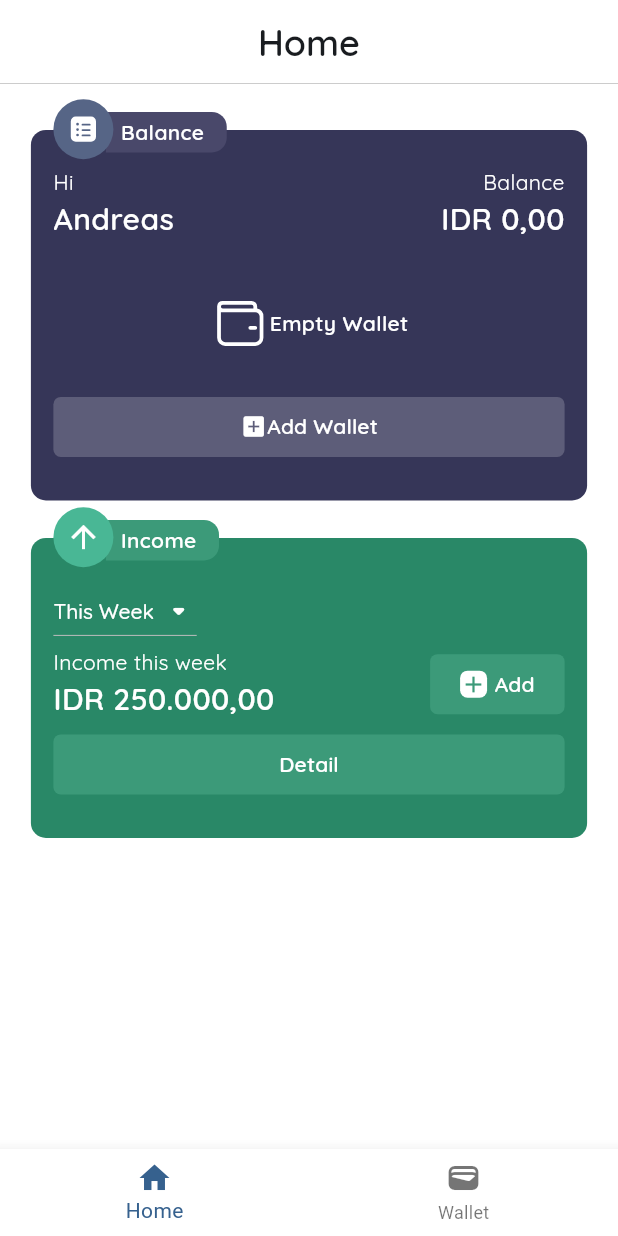
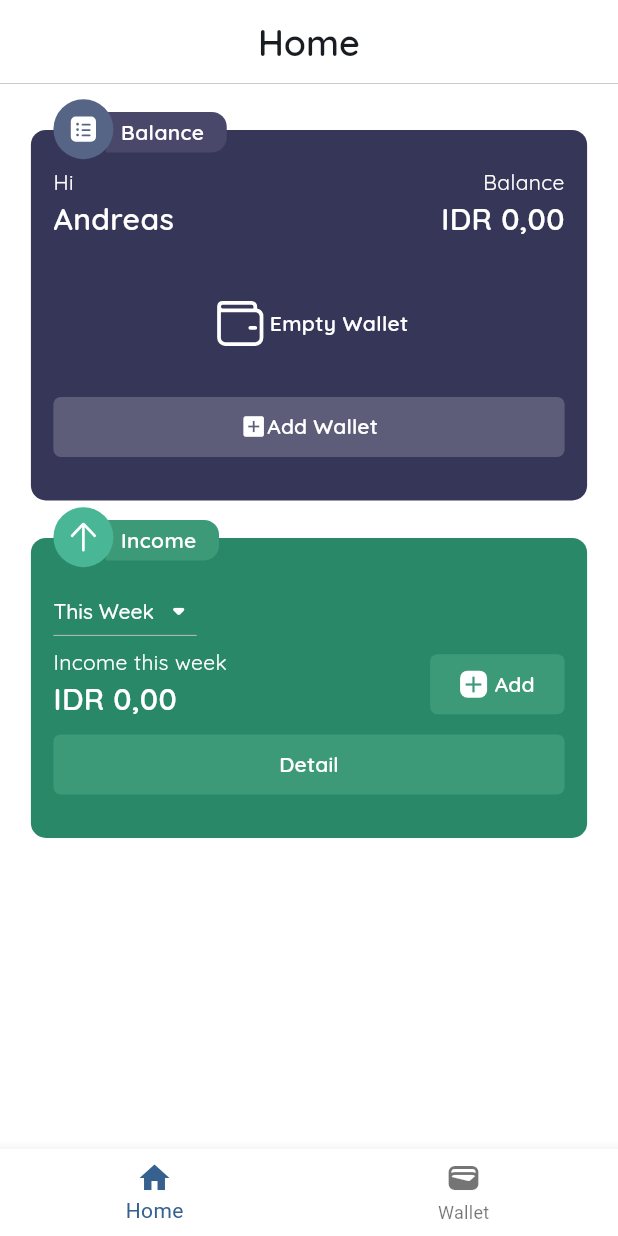
Before and after one commit to andrr64/KeuanganKu-Pro, a Flutter app: the screen it shows after launch, on a phone screen of 412 x 824 dp. Run offline on Flutter 3.47's test engine with Material 3 defaults, Android fonts, the phone set to English and light mode, and no system bars; our stand-ins replace fluentui_system_icons, flutter_riverpod, hooks_riverpod, quickalert, sqflite; accounts and stored records are empty.

Commit message:
implement home_provider.dart

```diff
--- a/lib/frontend/app/home/home.dart
+++ b/lib/frontend/app/home/home.dart
@@ -1,18 +1,21 @@
 import 'package:flutter/material.dart';
 import 'package:hooks_riverpod/hooks_riverpod.dart';
+import 'package:keuanganku/frontend/app/home/home_provider.dart';
 import 'package:keuanganku/frontend/components/cards/balance_card.dart';
 import 'package:keuanganku/frontend/components/cards/income_card.dart';
 import 'package:keuanganku/frontend/components/enum/date_range.dart';
 import 'package:keuanganku/frontend/components/utility/space_x.dart';
 import 'package:keuanganku/frontend/components/utility/space_y.dart';
 
-final _incomeCardDateRange = StateProvider<DateRange>((_) => DateRange.week);
-
 class Homepage extends HookConsumerWidget {
   const Homepage({super.key});
 
   @override
   Widget build(BuildContext context, WidgetRef ref) {
+    void callbackWhenIncomeCardDateChange(DateRange val) {
+      ref.read(homepageProvider.notifier).setIncomeCardDateRange(val);
+    }
+
     return SingleChildScrollView(
       child: Padding(
         padding: EdgeInsets.symmetric(
@@ -27,7 +30,9 @@ class Homepage extends HookConsumerWidget {
             const BalanceCard(),
             dummyHeight(25),
             IncomeCard(
-              dateRangeProvider: _incomeCardDateRange,
+              dateRange: ref.watch(homepageProvider).incomesDateRange,
+              incomesAmount: ref.watch(homepageProvider).incomesAmount,
+              callbackWhenDateChange: callbackWhenIncomeCardDateChange,
             ),
           ],
         ),
--- a/lib/frontend/app/provider/wallet_list.dart
+++ b/lib/frontend/app/provider/wallet_list.dart
@@ -23,7 +23,6 @@ class WalletListController extends Notifier<List<DBModelWallet>>{
     _loading = true;
     state = await DBHelperWallet().readAll(db: db);
     _loading = false;
-    print('reading_data');
   }
 
   bool get isLoading => _loading;
--- a/lib/frontend/components/cards/income_card.dart
+++ b/lib/frontend/components/cards/income_card.dart
@@ -1,3 +1,4 @@
+import 'package:fluentui_system_icons/fluentui_system_icons.dart';
 import 'package:flutter/material.dart';
 import 'package:hooks_riverpod/hooks_riverpod.dart';
 import 'package:keuanganku/frontend/app/forms/income_form.dart';
@@ -13,13 +14,18 @@ import 'package:keuanganku/frontend/utility/k_color.dart';
 import 'package:keuanganku/frontend/utility/page.dart';
 
 class IncomeCard extends HookConsumerWidget {
-  final StateProvider<DateRange> dateRangeProvider;
+  final DateRange dateRange;
+  final double incomesAmount;
+  final void Function(DateRange val) callbackWhenDateChange;
 
-  const IncomeCard({super.key, required this.dateRangeProvider});
+  const IncomeCard(
+      {super.key,
+        required this.dateRange,
+        required this.incomesAmount,
+        required this.callbackWhenDateChange});
 
   @override
   Widget build(BuildContext context, WidgetRef ref) {
-    final dateRange = ref.watch(dateRangeProvider);
     final KDropdown<DateRange> data_range =
     KDropdown(KDropdownItem(DateRange.week.getDateRangeMap()));
     final List<Color> generated3color =
@@ -27,16 +33,13 @@ class IncomeCard extends HookConsumerWidget {
 
     void whenDropdownDateRangeChange(DateRange? val) {
       if (val != null && val != dateRange) {
-        ref.read(dateRangeProvider.notifier).state = val;
+        callbackWhenDateChange(val);
       }
     }
 
     void whenAddButtonPressed() {
-      openPage(context, IncomeForm(
-          callbackWhenDataSaved: (income){
-
-          })
-      );
+      // TODO: implement callbackWhenDataSaved
+      openPage(context, IncomeForm(callbackWhenDataSaved: (income) {}));
     }
 
     Widget content() {
@@ -64,36 +67,48 @@ class IncomeCard extends HookConsumerWidget {
                     'Income this ${dateRange.value}',
                     KTStyle.label,
                     KTSType.medium,
-                      color: Colors.white),
-                  kText(context, currencyFormat(250000), KTStyle.display, KTSType.medium,
-                      color: Colors.white)
+                    color: Colors.white,
+                  ),
+                  kText(
+                    context,
+                    currencyFormat(incomesAmount),
+                    KTStyle.display,
+                    KTSType.medium,
+                    color: Colors.white,
+                  )
                 ],
               ),
-              k_button(context, whenAddButtonPressed,
+              k_button(
+                context,
+                whenAddButtonPressed,
                 icon: Icons.add,
                 text: 'Add',
                 mainColor: generated3color[1],
-                  iconColor: Colors.white)
+                iconColor: Colors.white,
+              )
             ],
           ),
           dummyHeight(5),
           Center(
-            child: k_button(context, whenAddButtonPressed,
+            child: k_button(
+              context,
+              whenAddButtonPressed,
               text: 'Detail',
               withoutBg: true,
               mainColor: generated3color[1],
-                iconColor: Colors.white),
+              iconColor: Colors.white,
+            ),
           )
         ],
       );
     }
 
-    return KCardPlus(context, content(),
+    return  KCardPlus(
         title: 'Income',
-        color: BaseColor.old_green.color,
-        icon: const Icon(
-          Icons.arrow_upward,
-          color: Colors.white,
-        ));
+        icon: const Icon(FluentIcons.arrow_up_20_filled),
+        context,
+        content(),
+        color: BaseColor.old_green.color
+    );
   }
 }
```
Also changed, not shown: lib/frontend/app/forms/wallet_form.dart (+9 -12 lines). Lines whose indentation alone changed are shown as unchanged.
